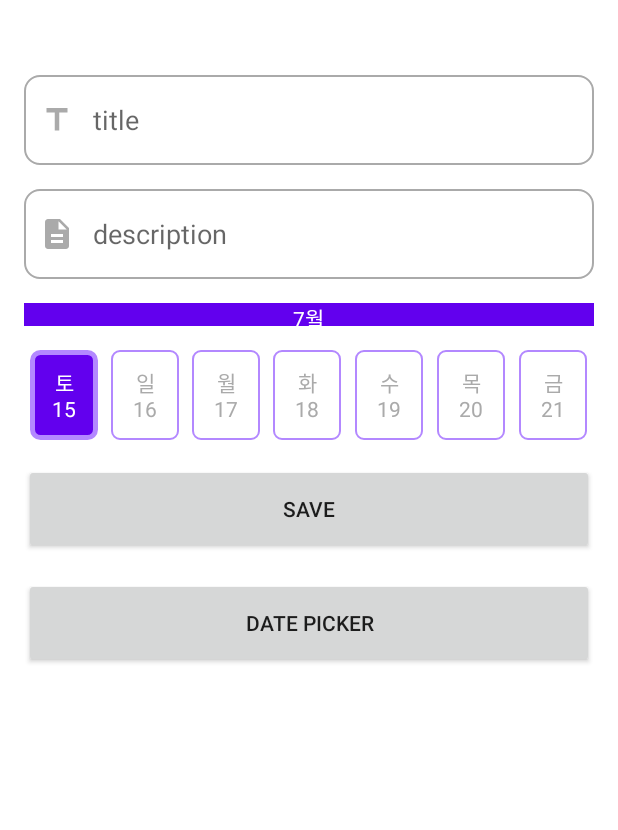
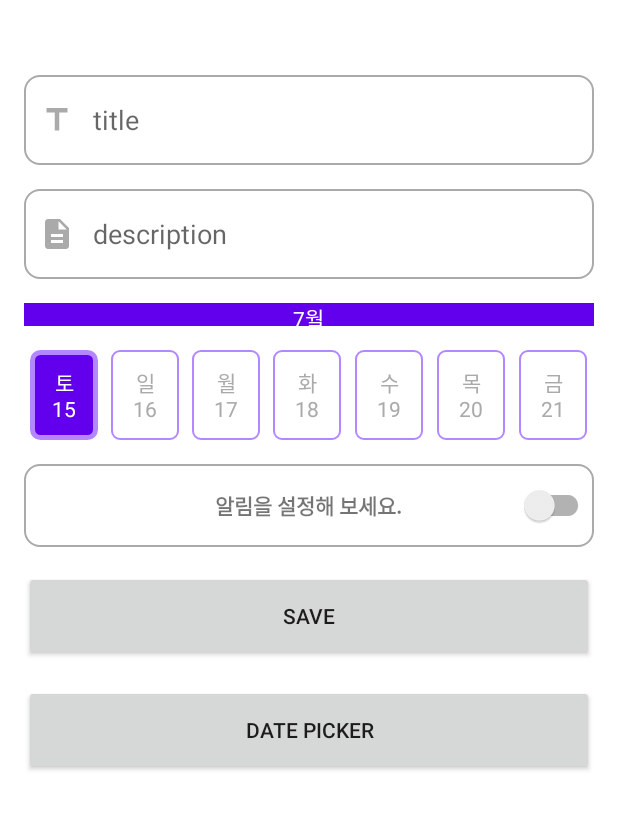
Before and after one commit to cacao1562/SimpleToDo, an Android app: the TodoDetailFragment screen opened through its navigation route, after a tap on "SAVE", on a phone screen of 412 x 824 dp, the part 150-980 px from its top. Run offline under Robolectric (Android 15) with nearby library versions, the phone set to English and light mode, and no system bars; our stand-ins replace Room's generated code, data binding.

Commit message:
Fix todo detail, Add custom toast

```diff
--- a/app/src/main/java/com/acacia/simpletodo/TodoApplication.kt
+++ b/app/src/main/java/com/acacia/simpletodo/TodoApplication.kt
@@ -6,6 +6,10 @@ import com.acacia.simpletodo.di.TodoComponent
 import com.acacia.simpletodo.di.TodoModule
 
 class TodoApplication : Application() {
+
+    companion object {
+        lateinit var instance: TodoApplication private set
+    }
 
     val appComponent: TodoComponent by lazy(mode = LazyThreadSafetyMode.NONE) {
         DaggerTodoComponent
@@ -17,6 +21,7 @@ class TodoApplication : Application() {
 
     override fun onCreate() {
         super.onCreate()
+        instance = this
         injectMembers()
     }
 
--- a/app/src/main/java/com/acacia/simpletodo/utils/Commons.kt
+++ b/app/src/main/java/com/acacia/simpletodo/utils/Commons.kt
@@ -73,6 +73,12 @@ fun getStringDate(index: Int): String {
     return sdf.format(time)
 }
 
+fun getStringNotiTime(cal: Calendar): String {
+    val time = cal.time
+    val sdf = SimpleDateFormat("yyyyMMddHHmm", Locale.KOREA)
+    return sdf.format(time)
+}
+
 fun getDatePosition(savedDate: String): Int {
     for (i in 0 until 7) {
         if (savedDate == getStringDate(i)) {
--- /dev/null
+++ b/app/src/main/java/com/acacia/simpletodo/utils/ToastHelper.kt
@@ -0,0 +1,34 @@
+package com.acacia.simpletodo.utils
+
+import android.content.Context
+import android.view.Gravity
+import android.view.LayoutInflater
+import android.widget.TextView
+import android.widget.Toast
+import com.acacia.simpletodo.R
+import com.acacia.simpletodo.TodoApplication
+
+object ToastHelper {
+
+    private var mTaost: Toast? = null
+
+    fun showToast(msg: String) {
+
+        mTaost?.let {
+            it.cancel()
+        }
+        val li =
+            TodoApplication.instance.applicationContext.getSystemService(Context.LAYOUT_INFLATER_SERVICE) as LayoutInflater
+        val view = li.inflate(R.layout.layout_custom_toast, null)
+        val textview = view.findViewById<TextView>(R.id.layout_custom_toast_textView)
+        textview.text = msg
+        val toast = Toast(TodoApplication.instance.applicationContext)
+        toast.setGravity(Gravity.BOTTOM or Gravity.FILL_HORIZONTAL, 0, 0)
+        toast.duration = Toast.LENGTH_SHORT
+        toast.view = view
+        toast.show()
+
+        mTaost = toast
+    }
+
+}
--- a/app/src/main/java/com/acacia/simpletodo/viewmodel/TodoDetailViewModel.kt
+++ b/app/src/main/java/com/acacia/simpletodo/viewmodel/TodoDetailViewModel.kt
@@ -7,10 +7,7 @@ import androidx.lifecycle.ViewModel
 import androidx.lifecycle.viewModelScope
 import com.acacia.simpletodo.database.TodoEntity
 import com.acacia.simpletodo.repository.TodoRepository
-import com.acacia.simpletodo.utils.getCalendarList
-import com.acacia.simpletodo.utils.getDatePosition
-import com.acacia.simpletodo.utils.getDisplayDate
-import com.acacia.simpletodo.utils.getStringDate
+import com.acacia.simpletodo.utils.*
 import kotlinx.coroutines.launch
 import java.util.*
 import javax.inject.Inject
@@ -41,6 +38,13 @@ class TodoDetailViewModel @Inject constructor(private val todoRepository: TodoRe
 
     private var taskId: String? = null
 
+    lateinit var selectedCalendar: Calendar
+
+    val notiDate = MutableLiveData<String>()
+    var notiTime = MutableLiveData<String>()
+
+    val isChecked = MutableLiveData<Boolean>(false)
+
     fun loadTodo(id: String?) {
 
         taskId = id
@@ -53,9 +57,18 @@ class TodoDetailViewModel @Inject constructor(private val todoRepository: TodoRe
                     title.value = todo.title
                     description.value = todo.description
                     _selectedDay.value = getDatePosition(todo.date)
+                    isChecked.value = !todo.notiDate.isNullOrEmpty()
+
                 }
             }
         }
+
+        initMonthBar()
+
+
+    }
+
+    private fun initMonthBar() {
 
         val months = getCalendarList().groupBy { it.get(Calendar.MONTH) }
 
@@ -74,24 +87,35 @@ class TodoDetailViewModel @Inject constructor(private val todoRepository: TodoRe
             }
 
         }
-
     }
 
     fun updateTodo() {
 
         val title = title.value
-        val des = description.value
-        val date = getStringDate(_selectedDay.value!!)
 
         if (title.isNullOrEmpty()) {
+            ToastHelper.showToast("제목을 입력해 주세요..")
             return
         }
 
+        val des = description.value
+        val date = getStringDate(_selectedDay.value!!)
+        var notiTime = ""
+
+        if (isChecked.value!!) {
+            if (selectedCalendar.before(Calendar.getInstance())) {
+                ToastHelper.showToast("알림 시간을 현재 시간 이후로 설정해주세요.")
+                return
+            }else {
+                notiTime = getStringNotiTime(selectedCalendar)
+            }
+        }
+
         taskId?.let {
-            val todo = TodoEntity(title = title, description = des ?: "", id = it, date = date)
+            val todo = TodoEntity(title = title, description = des ?: "", id = it, date = date, notiDate = notiTime)
             update(todo)
         } ?: run {
-            val todo = TodoEntity(title = title, description = des ?: "", date = date)
+            val todo = TodoEntity(title = title, description = des ?: "", date = date, notiDate = notiTime)
             update(todo)
         }
 
@@ -103,7 +127,7 @@ class TodoDetailViewModel @Inject constructor(private val todoRepository: TodoRe
         }
     }
 
-    fun setRadioText(index: Int): String {
+    fun getRadioText(index: Int): String {
         val list = getCalendarList()
         return getDisplayDate(list[index])
     }
@@ -111,5 +135,21 @@ class TodoDetailViewModel @Inject constructor(private val todoRepository: TodoRe
 
     fun setSelectedDay(index: Int) {
         _selectedDay.value = index
+        selectedCalendar = getCalendarList()[index]
+    }
+
+    fun setNotiView(cal: Calendar) {
+        selectedCalendar = cal
+        val year = cal.get(Calendar.YEAR)
+        val month = cal.get(Calendar.MONTH)
+        val day = cal.get(Calendar.DATE)
+        val week = cal.get(Calendar.DAY_OF_WEEK)
+
+        notiDate.value = "${year}.${month}.${day} (${getWeek(week)}요일)"
+
+        val hour = cal.get(Calendar.HOUR_OF_DAY)
+        val min = cal.get(Calendar.MINUTE)
+
+        notiTime.value = "${hour}시 ${min}분"
     }
 }
--- /dev/null
+++ b/app/src/main/res/drawable/bg_custom_toast.xml
@@ -0,0 +1,6 @@
+<?xml version="1.0" encoding="utf-8"?>
+<shape xmlns:android="http://schemas.android.com/apk/res/android"
+    android:shape="rectangle">
+    <solid android:color="#99000000" />
+    <corners android:radius="10dp" />
+</shape>
--- a/app/src/main/res/layout/fragment_todo_detail.xml
+++ b/app/src/main/res/layout/fragment_todo_detail.xml
@@ -5,6 +5,8 @@
     xmlns:app="http://schemas.android.com/apk/res-auto">
 
     <data>
+
+        <import type="android.view.View" />
 
         <variable
             name="viewmodel"
@@ -137,7 +139,7 @@
                     android:layout_weight="1"
                     android:button="@null"
                     android:checked="@{viewmodel.selectedDay == 0}"
-                    android:text="@{viewmodel.setRadioText(0)}"
+                    android:text="@{viewmodel.getRadioText(0)}"
                     android:textColor="@drawable/date_radio_selector"
                     android:textAlignment="center"
                     android:drawablePadding="-60dp"
@@ -150,7 +152,7 @@
                     android:layout_weight="1"
                     android:button="@null"
                     android:checked="@{viewmodel.selectedDay == 1}"
-                    android:text="@{viewmodel.setRadioText(1)}"
+                    android:text="@{viewmodel.getRadioText(1)}"
                     android:textColor="@drawable/date_radio_selector"
                     android:textAlignment="center"
                     android:drawablePadding="-60dp"
@@ -163,7 +165,7 @@
                     android:layout_weight="1"
                     android:button="@null"
                     android:checked="@{viewmodel.selectedDay == 2}"
-                    android:text="@{viewmodel.setRadioText(2)}"
+                    android:text="@{viewmodel.getRadioText(2)}"
                     android:textColor="@drawable/date_radio_selector"
                     android:textAlignment="center"
                     android:drawablePadding="-60dp"
@@ -176,7 +178,7 @@
                     android:layout_weight="1"
                     android:button="@null"
                     android:checked="@{viewmodel.selectedDay == 3}"
-                    android:text="@{viewmodel.setRadioText(3)}"
+                    android:text="@{viewmodel.getRadioText(3)}"
                     android:textColor="@drawable/date_radio_selector"
                     android:textAlignment="center"
                     android:drawablePadding="-60dp"
@@ -189,7 +191,7 @@
                     android:layout_weight="1"
                     android:button="@null"
                     android:checked="@{viewmodel.selectedDay == 4}"
-                    android:text="@{viewmodel.setRadioText(4)}"
+                    android:text="@{viewmodel.getRadioText(4)}"
                     android:textColor="@drawable/date_radio_selector"
                     android:textAlignment="center"
                     android:drawablePadding="-60dp"
@@ -202,7 +204,7 @@
                     android:layout_weight="1"
                     android:button="@null"
                     android:checked="@{viewmodel.selectedDay == 5}"
-                    android:text="@{viewmodel.setRadioText(5)}"
+                    android:text="@{viewmodel.getRadioText(5)}"
                     android:textColor="@drawable/date_radio_selector"
                     android:textAlignment="center"
                     android:drawablePadding="-60dp"
@@ -215,12 +217,88 @@
                     android:layout_weight="1"
                     android:button="@null"
                     android:checked="@{viewmodel.selectedDay == 6}"
-                    android:text="@{viewmodel.setRadioText(6)}"
+                    android:text="@{viewmodel.getRadioText(6)}"
                     android:textColor="@drawable/date_radio_selector"
                     android:textAlignment="center"
                     android:drawablePadding="-60dp"
                     android:drawableBottom="@drawable/date_radio_selector"/>
             </RadioGroup>
+
+
+            <FrameLayout
+                android:id="@+id/todoDetail_noti_frame"
+                android:layout_width="match_parent"
+                android:layout_height="55dp"
+                android:background="@{viewmodel.isChecked ? @drawable/bg_date_circle : @drawable/bg_custom_input}"
+                app:layout_constraintTop_toBottomOf="@+id/todoDetail_radioGroup"
+                app:layout_constraintStart_toStartOf="parent"
+                app:layout_constraintEnd_toEndOf="parent"
+                android:layout_marginTop="@dimen/default_margin"
+                android:layout_marginStart="@dimen/default_margin"
+                android:layout_marginEnd="@dimen/default_margin">
+
+                <LinearLayout
+                    android:id="@+id/todoDetail_noti_linear"
+                    android:layout_width="match_parent"
+                    android:layout_height="match_parent"
+                    android:orientation="horizontal">
+
+                    <LinearLayout
+                        android:layout_width="0dp"
+                        android:layout_height="wrap_content"
+                        android:layout_weight="1"
+                        android:orientation="vertical"
+                        android:layout_gravity="center"
+                        android:background="#E6C02D"
+                        android:layout_marginStart="@dimen/default_margin"
+                        android:layout_marginEnd="@dimen/default_margin"
+                        android:visibility="@{viewmodel.isChecked ? View.VISIBLE : View.INVISIBLE}">
+
+                        <androidx.appcompat.widget.AppCompatTextView
+                            android:layout_width="wrap_content"
+                            android:layout_height="wrap_content"
+                            android:text="@{viewmodel.notiDate}"
+                            android:layout_gravity="center"/>
+                    </LinearLayout>
+
+                    <LinearLayout
+                        android:layout_width="0dp"
+                        android:layout_height="wrap_content"
+                        android:layout_weight="1"
+                        android:orientation="vertical"
+                        android:layout_gravity="center"
+                        android:background="#E6C02D"
+                        android:layout_marginStart="@dimen/default_margin"
+                        android:layout_marginEnd="@dimen/default_margin"
+                        android:visibility="@{viewmodel.isChecked ? View.VISIBLE : View.INVISIBLE}">
+
+                        <androidx.appcompat.widget.AppCompatTextView
+                            android:layout_width="wrap_content"
+                            android:layout_height="wrap_content"
+                            android:text="@{viewmodel.notiTime}"
+                            android:layout_gravity="center"/>
+                    </LinearLayout>
+
+                    <androidx.appcompat.widget.SwitchCompat
+                        android:id="@+id/todoDetail_switch"
+                        android:layout_width="wrap_content"
+                        android:layout_height="wrap_content"
+                        app:switchMinWidth="50dp"
+                        android:layout_gravity="center"/>
+
+                </LinearLayout>
+
+                <androidx.appcompat.widget.AppCompatTextView
+                    android:layout_width="wrap_content"
+                    android:layout_height="wrap_content"
+                    android:text="알림을 설정해 보세요."
+                    android:textStyle="bold"
+                    android:layout_gravity="center"
+                    android:visibility="@{viewmodel.isChecked ? View.GONE : View.VISIBLE}"/>
+
+            </FrameLayout>
+
+
 
             <androidx.appcompat.widget.AppCompatButton
                 android:id="@+id/todoDetail_btn_save"
@@ -231,7 +309,7 @@
                 android:layout_marginEnd="@dimen/default_margin"
                 android:onClick="@{() -> viewmodel.updateTodo()}"
                 android:text="save"
-                app:layout_constraintTop_toBottomOf="@+id/todoDetail_radioGroup" />
+                app:layout_constraintTop_toBottomOf="@+id/todoDetail_noti_frame" />
 
             <androidx.appcompat.widget.AppCompatButton
                 android:id="@+id/todoDetail_btn_datePicker"
@@ -243,8 +321,8 @@
                 android:text="date picker"
                 app:layout_constraintTop_toBottomOf="@+id/todoDetail_btn_save" />
 
-
         </androidx.constraintlayout.widget.ConstraintLayout>
 
     </androidx.coordinatorlayout.widget.CoordinatorLayout>
+
 </layout>
```
Also changed, not shown: app/src/main/java/com/acacia/simpletodo/todo/detail/TodoDetailFragment.kt (+16 -1 lines), app/src/main/java/com/acacia/simpletodo/viewmodel/TodoDateViewModel.kt (+14 -21 lines), app/src/main/res/layout/layout_custom_toast.xml (added, +35 -0 lines).
